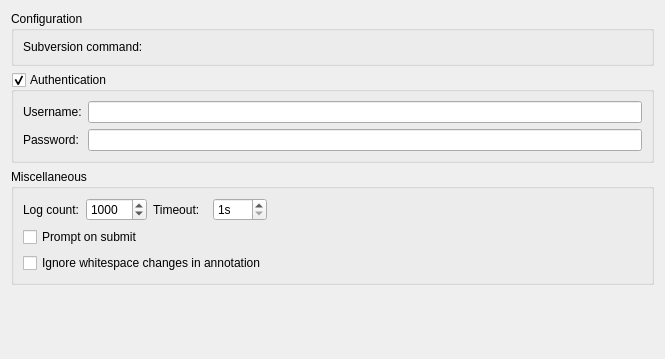
Above: src/plugins/subversion/settingspage.ui from qt-creator/qt-creator before the change. Below: the same form after it.
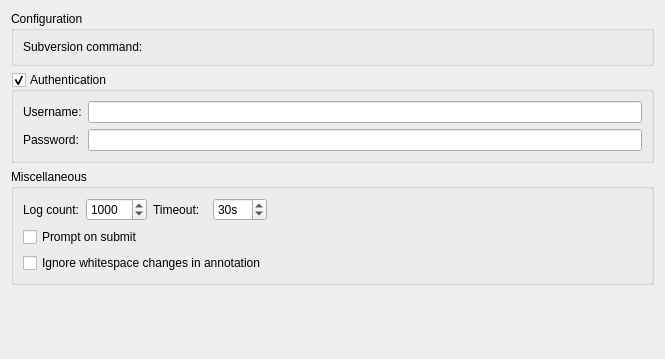
That is the form after the change. Custom widgets are drawn as their Qt base class.

What changed in the file:
```diff
--- a/src/plugins/subversion/settingspage.ui
+++ b/src/plugins/subversion/settingspage.ui
@@ -113,6 +113,9 @@
         <property name="maximum">
          <number>360</number>
         </property>
+        <property name="value">
+         <number>30</number>
+        </property>
        </widget>
       </item>
       <item row="0" column="4">
```
